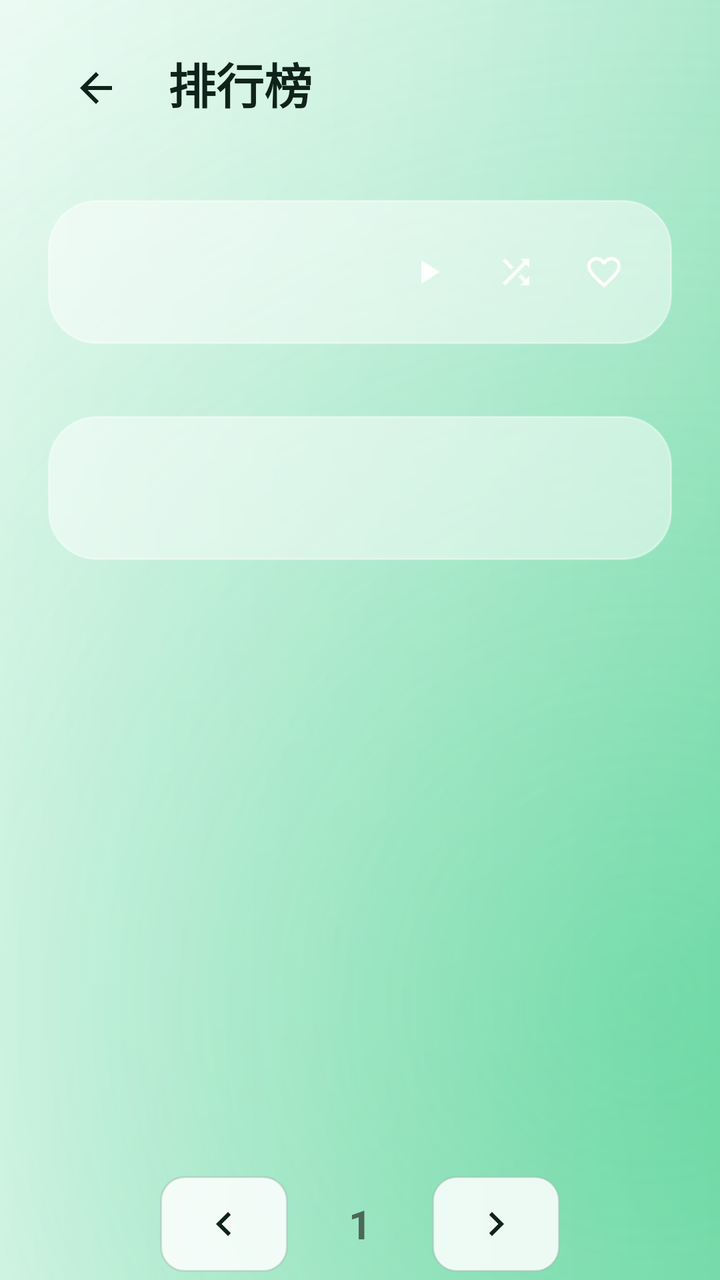
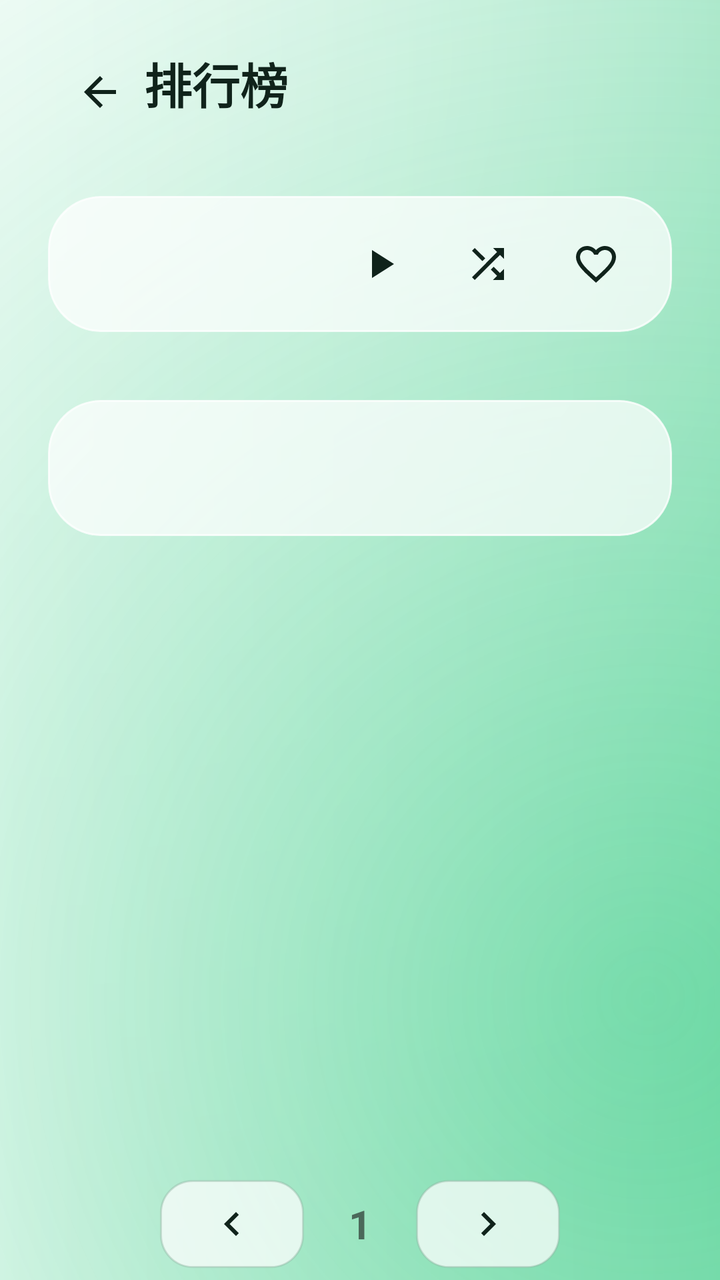

The first picture is an Android layout as it rendered before a commit; the second is the same layout after the commit. The layout source and the unified diff follow.
<!-- AndroidManifest.xml: application theme AppTheme.NoActionBar -->
<!-- res/layout/activity_ranking.xml -->
<?xml version="1.0" encoding="utf-8"?>
<androidx.constraintlayout.widget.ConstraintLayout xmlns:android="http://schemas.android.com/apk/res/android"
    xmlns:app="http://schemas.android.com/apk/res-auto"
    android:layout_width="match_parent"
    android:layout_height="match_parent"
    android:background="@drawable/bg_app_gradient"
    android:nextFocusLeft="@id/tabRanking">

    
    <LinearLayout
        android:id="@+id/topBar"
        android:layout_width="0dp"
        android:layout_height="@dimen/lx_title_height"
        android:orientation="horizontal"
        android:gravity="top"
        android:paddingStart="@dimen/lx_title_gutter"
        android:paddingEnd="@dimen/lx_title_gutter"
        android:paddingTop="@dimen/lx_title_top"
        android:background="@android:color/transparent"
        app:layout_constraintStart_toStartOf="parent"
        app:layout_constraintEnd_toEndOf="parent"
        app:layout_constraintTop_toTopOf="parent">

        <ImageButton
            android:id="@+id/btnBack"
            android:layout_width="40dp"
            android:layout_height="40dp"
            android:src="@drawable/ic_back"
            android:background="@drawable/btn_focused_circle"
            android:scaleType="centerInside"
            android:padding="8dp"
            app:tint="@color/lx_text_primary"
            android:focusable="true"
            android:nextFocusRight="@id/rvSourceList"
            android:contentDescription="返回" />

        <TextView
            android:id="@+id/tvTitle"
            android:layout_width="0dp"
            android:layout_height="wrap_content"
            android:layout_weight="1"
            android:text="排行榜"
            android:textSize="24sp"
            android:textStyle="bold"
            android:textColor="@color/lx_text_primary"
            android:layout_marginStart="16dp" />

    </LinearLayout>

    
    <LinearLayout
        android:id="@+id/layoutSourceActions"
        android:layout_width="0dp"
        android:layout_height="@dimen/lx_secondary_nav_height"
        android:layout_marginStart="@dimen/lx_nav_gutter"
        android:layout_marginTop="12dp"
        android:layout_marginEnd="@dimen/lx_nav_gutter"
        android:orientation="horizontal"
        android:gravity="center_vertical"
        android:background="@drawable/bg_floating_glass"
        android:elevation="8dp"
        android:outlineProvider="background"
        android:clipToOutline="true"
        app:layout_constraintStart_toStartOf="parent"
        app:layout_constraintEnd_toEndOf="parent"
        app:layout_constraintTop_toBottomOf="@+id/topBar">

        
        <androidx.recyclerview.widget.RecyclerView
            android:id="@+id/rvSourceList"
            android:layout_width="0dp"
            android:layout_height="match_parent"
            android:layout_weight="1"
            android:paddingStart="@dimen/lx_nav_gutter"
            android:paddingEnd="@dimen/lx_nav_gutter"
            android:paddingTop="10dp"
            android:paddingBottom="10dp"
            android:clipToPadding="false"
            android:nextFocusLeft="@id/tabRanking" />

        
        <LinearLayout
            android:id="@+id/layoutActions"
            android:layout_width="wrap_content"
            android:layout_height="match_parent"
            android:orientation="horizontal"
            android:gravity="center_vertical"
            android:paddingStart="8dp"
            android:paddingEnd="16dp">

            <ImageButton
                android:id="@+id/btnPlayAll"
                android:layout_width="36dp"
                android:layout_height="36dp"
                android:src="@drawable/ic_play"
                android:background="@drawable/btn_focused_circle"
                android:scaleType="centerInside"
                android:padding="8dp"
                android:focusable="true"
                android:nextFocusRight="@id/btnShuffle"
                android:nextFocusDown="@id/rvSongs"
                android:contentDescription="播放全部" />

            <ImageButton
                android:id="@+id/btnShuffle"
                android:layout_width="36dp"
                android:layout_height="36dp"
                android:layout_marginStart="8dp"
                android:src="@drawable/ic_shuffle"
                android:background="@drawable/btn_focused_circle"
                android:scaleType="centerInside"
                android:padding="8dp"
                android:focusable="true"
                android:nextFocusLeft="@id/btnPlayAll"
                android:nextFocusRight="@id/btnFavorite"
                android:nextFocusDown="@id/rvSongs"
                android:contentDescription="随机播放" />

            <ImageButton
                android:id="@+id/btnFavorite"
                android:layout_width="36dp"
                android:layout_height="36dp"
                android:layout_marginStart="8dp"
                android:src="@drawable/ic_favorite_border"
                android:background="@drawable/btn_focused_circle"
                android:scaleType="centerInside"
                android:padding="8dp"
                android:focusable="true"
                android:nextFocusLeft="@id/btnShuffle"
                android:nextFocusDown="@id/rvSongs"
                android:contentDescription="收藏" />

        </LinearLayout>

    </LinearLayout>

    
    <LinearLayout
        android:id="@+id/layoutContent"
        android:layout_width="0dp"
        android:layout_height="0dp"
        android:orientation="vertical"
        android:paddingStart="@dimen/lx_nav_gutter"
        android:paddingEnd="@dimen/lx_nav_gutter"
        android:paddingTop="24dp"
        android:layout_marginTop="12dp"
        android:descendantFocusability="afterDescendants"
        android:splitMotionEvents="false"
        app:layout_constraintStart_toStartOf="parent"
        app:layout_constraintEnd_toEndOf="parent"
        app:layout_constraintTop_toBottomOf="@+id/layoutSourceActions"
        app:layout_constraintBottom_toTopOf="@+id/rankingPagerBar">

        
        <androidx.recyclerview.widget.RecyclerView
            android:id="@+id/rvBoards"
            android:layout_width="match_parent"
            android:layout_height="@dimen/lx_secondary_nav_height"
            android:paddingStart="@dimen/lx_nav_gutter"
            android:paddingEnd="@dimen/lx_nav_gutter"
            android:paddingTop="8dp"
            android:paddingBottom="8dp"
            android:background="@drawable/bg_floating_glass"
            android:elevation="6dp"
            android:outlineProvider="background"
            android:clipToOutline="true"
            android:clipToPadding="false"
            android:focusable="false"
            android:nextFocusLeft="@id/tabRanking"
            android:nextFocusDown="@id/rvSongs" />

        
        <androidx.recyclerview.widget.RecyclerView
            android:id="@+id/rvSongs"
            android:layout_width="match_parent"
            android:layout_height="0dp"
            android:layout_weight="1"
            android:layout_marginTop="16dp"
            android:paddingStart="16dp"
            android:paddingEnd="24dp"
            android:paddingTop="12dp"
            android:paddingBottom="16dp"
            android:focusable="true"
            android:focusableInTouchMode="true"
            android:clipToPadding="false"
            android:descendantFocusability="afterDescendants"
            android:nextFocusLeft="@id/tabRanking"
            android:nextFocusUp="@id/rvBoards"
            android:nextFocusDown="@id/btnRankingNextPage" />

    </LinearLayout>

    <LinearLayout
        android:id="@+id/rankingPagerBar"
        android:layout_width="0dp"
        android:layout_height="@dimen/lx_pager_height"
        android:orientation="horizontal"
        android:gravity="center"
        android:background="@android:color/transparent"
        android:paddingStart="@dimen/lx_nav_gutter"
        android:paddingEnd="@dimen/lx_nav_gutter"
        app:layout_constraintStart_toStartOf="parent"
        app:layout_constraintEnd_toEndOf="parent"
        app:layout_constraintBottom_toBottomOf="parent">

        <ImageButton
            android:id="@+id/btnRankingPrevPage"
            android:layout_width="64dp"
            android:layout_height="48dp"
            android:src="@drawable/ic_chevron_left"
            android:background="@drawable/bg_btn_secondary"
            android:scaleType="centerInside"
            android:padding="12dp"
            android:focusable="true"
            android:nextFocusUp="@id/rvSongs"
            android:nextFocusRight="@id/btnRankingNextPage"
            android:nextFocusDown="@id/tabRanking"
            app:tint="@color/lx_text_primary" />

        <TextView
            android:id="@+id/tvRankingPageNumber"
            android:layout_width="72dp"
            android:layout_height="match_parent"
            android:gravity="center"
            android:text="1"
            android:textSize="20sp"
            android:textStyle="bold"
            android:textColor="@color/lx_text_secondary" />

        <ImageButton
            android:id="@+id/btnRankingNextPage"
            android:layout_width="64dp"
            android:layout_height="48dp"
            android:src="@drawable/ic_chevron_right"
            android:background="@drawable/bg_btn_secondary"
            android:scaleType="centerInside"
            android:padding="12dp"
            android:focusable="true"
            android:nextFocusUp="@id/rvSongs"
            android:nextFocusLeft="@id/btnRankingPrevPage"
            android:nextFocusDown="@id/tabRanking"
            app:tint="@color/lx_text_primary" />

    </LinearLayout>

    
    <ProgressBar
        android:id="@+id/loadingProgress"
        android:layout_width="wrap_content"
        android:layout_height="wrap_content"
        android:visibility="gone"
        app:layout_constraintStart_toStartOf="parent"
        app:layout_constraintEnd_toEndOf="parent"
        app:layout_constraintTop_toTopOf="parent"
        app:layout_constraintBottom_toBottomOf="parent" />

</androidx.constraintlayout.widget.ConstraintLayout>
<!-- resources referenced by this layout -->
<resources>
  <color name="lx_text_primary">#10231B</color>
  <color name="lx_text_secondary">#4B685A</color>
  <dimen name="lx_nav_gutter">24dp</dimen>
  <dimen name="lx_pager_height">56dp</dimen>
  <dimen name="lx_secondary_nav_height">72dp</dimen>
  <dimen name="lx_title_gutter">28dp</dimen>
  <dimen name="lx_title_height">88dp</dimen>
  <dimen name="lx_title_top">24dp</dimen>
  <!-- drawable bg_btn_secondary (drawable) -->
  <?xml version="1.0" encoding="utf-8"?>
  <selector xmlns:android="http://schemas.android.com/apk/res/android">
      <item android:state_pressed="true">
          <shape android:shape="rectangle">
              <solid android:color="@color/lx_bg_focus" />
              <corners android:radius="12dp" />
          </shape>
      </item>
      <item android:state_focused="true">
          <shape android:shape="rectangle">
              <solid android:color="@color/lx_bg_focus" />
              <corners android:radius="12dp" />
              <stroke android:width="2dp" android:color="@color/lx_focus_ring" />
          </shape>
      </item>
      <item>
          <shape android:shape="rectangle">
              <solid android:color="@color/lx_bg_panel" />
              <corners android:radius="12dp" />
              <stroke android:width="1dp" android:color="@color/lx_border" />
          </shape>
      </item>
  </selector>
  <!-- drawable bg_floating_glass (drawable) -->
  <?xml version="1.0" encoding="utf-8"?>
  <shape xmlns:android="http://schemas.android.com/apk/res/android"
      android:shape="rectangle">
      
      <solid android:color="#80FFFFFF" />
      <corners android:radius="@dimen/lx_glass_radius" />
      <stroke
          android:width="1dp"
          android:color="#66FFFFFF" />
  </shape>
  <!-- drawable ic_play (drawable) -->
  <vector xmlns:android="http://schemas.android.com/apk/res/android"
      android:width="24dp"
      android:height="24dp"
      android:viewportWidth="24"
      android:viewportHeight="24"
      android:tint="#FFFFFF">
      <path
          android:fillColor="@android:color/white"
          android:pathData="M8,5v14l11,-7z" />
  </vector>
  <style name="AppTheme.NoActionBar" parent="AppTheme">
          <item name="windowActionBar">false</item>
          <item name="windowNoTitle">true</item>
          <item name="android:windowBackground">@color/lx_bg_canvas</item>
      </style>
  <color name="lx_bg_focus">#DFF8ED</color>
  <color name="lx_focus_ring">#00A965</color>
  <color name="lx_bg_panel">#D9FFFFFF</color>
  <color name="lx_border">#6694B2A2</color>
  <dimen name="lx_glass_radius">24dp</dimen>
  <style name="AppTheme" parent="BaseAppTheme" />
  <color name="lx_bg_canvas">#F3F8F5</color>
  <color name="colorPrimary">@color/lx_brand</color>
  <color name="colorPrimaryDark">@color/lx_brand_pressed</color>
  <color name="colorAccent">@color/lx_brand</color>
  <color name="lx_brand">#00C878</color>
  <color name="lx_brand_pressed">#00A965</color>
  <!-- unchanged entries left out for length: 8 -->
</resources>

<!-- the commit's change to res/layout/activity_ranking.xml (unified diff, before → after) -->
@@ -23,13 +23,13 @@
 
         <ImageButton
             android:id="@+id/btnBack"
-            android:layout_width="40dp"
-            android:layout_height="40dp"
+            android:layout_width="@dimen/lx_control_compact"
+            android:layout_height="@dimen/lx_control_compact"
             android:src="@drawable/ic_back"
             android:background="@drawable/btn_focused_circle"
             android:scaleType="centerInside"
-            android:padding="8dp"
-            app:tint="@color/lx_text_primary"
+            android:padding="@dimen/lx_space_sm"
+            app:tint="@color/selector_action_content"
             android:focusable="true"
             android:nextFocusRight="@id/rvSourceList"
             android:contentDescription="返回" />
@@ -40,10 +40,9 @@
             android:layout_height="wrap_content"
             android:layout_weight="1"
             android:text="排行榜"
-            android:textSize="24sp"
+            android:textSize="@dimen/lx_type_title"
             android:textStyle="bold"
-            android:textColor="@color/lx_text_primary"
-            android:layout_marginStart="16dp" />
+            android:textColor="@color/lx_text_primary" />
 
     </LinearLayout>
 
@@ -53,12 +52,12 @@
         android:layout_width="0dp"
         android:layout_height="@dimen/lx_secondary_nav_height"
         android:layout_marginStart="@dimen/lx_nav_gutter"
-        android:layout_marginTop="12dp"
+        android:layout_marginTop="@dimen/lx_space_sm"
         android:layout_marginEnd="@dimen/lx_nav_gutter"
         android:orientation="horizontal"
         android:gravity="center_vertical"
         android:background="@drawable/bg_floating_glass"
-        android:elevation="8dp"
+        android:elevation="@dimen/lx_elevation_surface"
         android:outlineProvider="background"
         android:clipToOutline="true"
         app:layout_constraintStart_toStartOf="parent"
@@ -73,8 +72,8 @@
             android:layout_weight="1"
             android:paddingStart="@dimen/lx_nav_gutter"
             android:paddingEnd="@dimen/lx_nav_gutter"
-            android:paddingTop="10dp"
-            android:paddingBottom="10dp"
+            android:paddingTop="@dimen/lx_space_xs"
+            android:paddingBottom="@dimen/lx_space_xs"
             android:clipToPadding="false"
             android:nextFocusLeft="@id/tabRanking" />
 
@@ -85,50 +84,53 @@
             android:layout_height="match_parent"
             android:orientation="horizontal"
             android:gravity="center_vertical"
-            android:paddingStart="8dp"
-            android:paddingEnd="16dp">
+            android:paddingStart="@dimen/lx_space_sm"
+            android:paddingEnd="@dimen/lx_space_md">
 
             <ImageButton
                 android:id="@+id/btnPlayAll"
-                android:layout_width="36dp"
-                android:layout_height="36dp"
+                android:layout_width="@dimen/lx_control_compact"
+                android:layout_height="@dimen/lx_control_compact"
                 android:src="@drawable/ic_play"
                 android:background="@drawable/btn_focused_circle"
                 android:scaleType="centerInside"
-                android:padding="8dp"
+                android:padding="@dimen/lx_space_sm"
                 android:focusable="true"
                 android:nextFocusRight="@id/btnShuffle"
                 android:nextFocusDown="@id/rvSongs"
-                android:contentDescription="播放全部" />
+                android:contentDescription="播放全部"
+                app:tint="@color/selector_action_content" />
 
             <ImageButton
                 android:id="@+id/btnShuffle"
-                android:layout_width="36dp"
-                android:layout_height="36dp"
-                android:layout_marginStart="8dp"
+                android:layout_width="@dimen/lx_control_compact"
+                android:layout_height="@dimen/lx_control_compact"
+                android:layout_marginStart="@dimen/lx_space_sm"
                 android:src="@drawable/ic_shuffle"
                 android:background="@drawable/btn_focused_circle"
                 android:scaleType="centerInside"
-                android:padding="8dp"
+                android:padding="@dimen/lx_space_sm"
                 android:focusable="true"
                 android:nextFocusLeft="@id/btnPlayAll"
                 android:nextFocusRight="@id/btnFavorite"
                 android:nextFocusDown="@id/rvSongs"
-                android:contentDescription="随机播放" />
+                android:contentDescription="随机播放"
+                app:tint="@color/selector_action_content" />
 
             <ImageButton
                 android:id="@+id/btnFavorite"
-                android:layout_width="36dp"
-                android:layout_height="36dp"
-                android:layout_marginStart="8dp"
+                android:layout_width="@dimen/lx_control_compact"
+                android:layout_height="@dimen/lx_control_compact"
+                android:layout_marginStart="@dimen/lx_space_sm"
                 android:src="@drawable/ic_favorite_border"
                 android:background="@drawable/btn_focused_circle"
                 android:scaleType="centerInside"
-                android:padding="8dp"
+                android:padding="@dimen/lx_space_sm"
                 android:focusable="true"
                 android:nextFocusLeft="@id/btnShuffle"
                 android:nextFocusDown="@id/rvSongs"
-                android:contentDescription="收藏" />
+                android:contentDescription="收藏"
+                app:tint="@color/selector_action_content" />
 
         </LinearLayout>
 
@@ -142,8 +144,8 @@
         android:orientation="vertical"
         android:paddingStart="@dimen/lx_nav_gutter"
         android:paddingEnd="@dimen/lx_nav_gutter"
-        android:paddingTop="24dp"
-        android:layout_marginTop="12dp"
+        android:paddingTop="@dimen/lx_nav_gutter"
+        android:layout_marginTop="@dimen/lx_space_sm"
         android:descendantFocusability="afterDescendants"
         android:splitMotionEvents="false"
         app:layout_constraintStart_toStartOf="parent"
@@ -158,10 +160,10 @@
             android:layout_height="@dimen/lx_secondary_nav_height"
             android:paddingStart="@dimen/lx_nav_gutter"
             android:paddingEnd="@dimen/lx_nav_gutter"
-            android:paddingTop="8dp"
-            android:paddingBottom="8dp"
+            android:paddingTop="@dimen/lx_space_xs"
+            android:paddingBottom="@dimen/lx_space_xs"
             android:background="@drawable/bg_floating_glass"
-            android:elevation="6dp"
+            android:elevation="@dimen/lx_elevation_surface"
             android:outlineProvider="background"
             android:clipToOutline="true"
             android:clipToPadding="false"
@@ -175,11 +177,11 @@
             android:layout_width="match_parent"
             android:layout_height="0dp"
             android:layout_weight="1"
-            android:layout_marginTop="16dp"
-            android:paddingStart="16dp"
-            android:paddingEnd="24dp"
-            android:paddingTop="12dp"
-            android:paddingBottom="16dp"
+            android:layout_marginTop="@dimen/lx_space_md"
+            android:paddingStart="@dimen/lx_space_md"
+            android:paddingEnd="@dimen/lx_nav_gutter"
+            android:paddingTop="@dimen/lx_space_sm"
+            android:paddingBottom="@dimen/lx_space_md"
             android:focusable="true"
             android:focusableInTouchMode="true"
             android:clipToPadding="false"
@@ -205,41 +207,41 @@
 
         <ImageButton
             android:id="@+id/btnRankingPrevPage"
-            android:layout_width="64dp"
-            android:layout_height="48dp"
+            android:layout_width="@dimen/lx_pager_button_width"
+            android:layout_height="@dimen/lx_pager_button_height"
             android:src="@drawable/ic_chevron_left"
             android:background="@drawable/bg_btn_secondary"
             android:scaleType="centerInside"
-            android:padding="12dp"
+            android:padding="@dimen/lx_space_sm"
             android:focusable="true"
             android:nextFocusUp="@id/rvSongs"
             android:nextFocusRight="@id/btnRankingNextPage"
             android:nextFocusDown="@id/tabRanking"
-            app:tint="@color/lx_text_primary" />
+            app:tint="@color/selector_action_content" />
 
         <TextView
             android:id="@+id/tvRankingPageNumber"
-            android:layout_width="72dp"
+            android:layout_width="@dimen/lx_pager_number_width"
             android:layout_height="match_parent"
             android:gravity="center"
             android:text="1"
-            android:textSize="20sp"
+            android:textSize="@dimen/lx_type_section"
             android:textStyle="bold"
             android:textColor="@color/lx_text_secondary" />
 
         <ImageButton
             android:id="@+id/btnRankingNextPage"
-            android:layout_width="64dp"
-            android:layout_height="48dp"
+            android:layout_width="@dimen/lx_pager_button_width"
+            android:layout_height="@dimen/lx_pager_button_height"
             android:src="@drawable/ic_chevron_right"
             android:background="@drawable/bg_btn_secondary"
             android:scaleType="centerInside"
-            android:padding="12dp"
+            android:padding="@dimen/lx_space_sm"
             android:focusable="true"
             android:nextFocusUp="@id/rvSongs"
             android:nextFocusLeft="@id/btnRankingPrevPage"
             android:nextFocusDown="@id/tabRanking"
-            app:tint="@color/lx_text_primary" />
+            app:tint="@color/selector_action_content" />
 
     </LinearLayout>
 
<!-- resource entries referenced after the edit -->
@@ -2,46 +2,40 @@
 <resources>
   <color name="lx_text_primary">#10231B</color>
   <color name="lx_text_secondary">#4B685A</color>
+  <dimen name="lx_control_compact">44dp</dimen>
+  <dimen name="lx_elevation_surface">8dp</dimen>
   <dimen name="lx_nav_gutter">24dp</dimen>
+  <dimen name="lx_pager_button_height">44dp</dimen>
+  <dimen name="lx_pager_button_width">72dp</dimen>
   <dimen name="lx_pager_height">56dp</dimen>
-  <dimen name="lx_secondary_nav_height">72dp</dimen>
+  <dimen name="lx_pager_number_width">56dp</dimen>
+  <dimen name="lx_secondary_nav_height">68dp</dimen>
+  <dimen name="lx_space_md">16dp</dimen>
+  <dimen name="lx_space_sm">10dp</dimen>
+  <dimen name="lx_space_xs">6dp</dimen>
   <dimen name="lx_title_gutter">28dp</dimen>
   <dimen name="lx_title_height">88dp</dimen>
   <dimen name="lx_title_top">24dp</dimen>
+  <dimen name="lx_type_section">20sp</dimen>
+  <dimen name="lx_type_title">24sp</dimen>
   <!-- drawable bg_btn_secondary (drawable) -->
   <?xml version="1.0" encoding="utf-8"?>
   <selector xmlns:android="http://schemas.android.com/apk/res/android">
-      <item android:state_pressed="true">
-          <shape android:shape="rectangle">
-              <solid android:color="@color/lx_bg_focus" />
-              <corners android:radius="12dp" />
-          </shape>
-      </item>
-      <item android:state_focused="true">
-          <shape android:shape="rectangle">
-              <solid android:color="@color/lx_bg_focus" />
-              <corners android:radius="12dp" />
-              <stroke android:width="2dp" android:color="@color/lx_focus_ring" />
-          </shape>
-      </item>
-      <item>
-          <shape android:shape="rectangle">
-              <solid android:color="@color/lx_bg_panel" />
-              <corners android:radius="12dp" />
-              <stroke android:width="1dp" android:color="@color/lx_border" />
-          </shape>
-      </item>
+      <item android:state_enabled="false"><shape><solid android:color="@color/lx_disabled_fill" /><corners android:radius="@dimen/lx_radius_control" /></shape></item>
+      <item android:state_pressed="true"><shape><solid android:color="@color/lx_brand_pressed" /><corners android:radius="@dimen/lx_radius_control" /></shape></item>
+      <item android:state_focused="true"><shape><solid android:color="@color/lx_bg_focus" /><stroke android:width="@dimen/lx_stroke_focus" android:color="@color/lx_focus_ring_strong" /><corners android:radius="@dimen/lx_radius_control" /></shape></item>
+      <item><shape><solid android:color="@color/lx_glass_floating" /><stroke android:width="@dimen/lx_stroke_hairline" android:color="@color/lx_border" /><corners android:radius="@dimen/lx_radius_control" /></shape></item>
   </selector>
   <!-- drawable bg_floating_glass (drawable) -->
   <?xml version="1.0" encoding="utf-8"?>
   <shape xmlns:android="http://schemas.android.com/apk/res/android"
       android:shape="rectangle">
       
-      <solid android:color="#80FFFFFF" />
+      <solid android:color="@color/lx_glass_floating" />
       <corners android:radius="@dimen/lx_glass_radius" />
       <stroke
-          android:width="1dp"
-          android:color="#66FFFFFF" />
+          android:width="@dimen/lx_stroke_hairline"
+          android:color="@color/lx_glass_highlight" />
   </shape>
   <!-- drawable ic_play (drawable) -->
   <vector xmlns:android="http://schemas.android.com/apk/res/android"
@@ -59,11 +53,17 @@
           <item name="windowNoTitle">true</item>
           <item name="android:windowBackground">@color/lx_bg_canvas</item>
       </style>
+  <color name="lx_disabled_fill">#4DFFFFFF</color>
+  <dimen name="lx_radius_control">16dp</dimen>
   <color name="lx_bg_focus">#DFF8ED</color>
+  <dimen name="lx_stroke_focus">3dp</dimen>
+  <color name="lx_focus_ring_strong">#008C55</color>
+  <color name="lx_glass_floating">#B8FFFFFF</color>
+  <dimen name="lx_stroke_hairline">1dp</dimen>
   <color name="lx_focus_ring">#00A965</color>
-  <color name="lx_bg_panel">#D9FFFFFF</color>
   <color name="lx_border">#6694B2A2</color>
-  <dimen name="lx_glass_radius">24dp</dimen>
+  <dimen name="lx_glass_radius">26dp</dimen>
+  <color name="lx_glass_highlight">#CCFFFFFF</color>
   <style name="AppTheme" parent="BaseAppTheme" />
   <color name="lx_bg_canvas">#F3F8F5</color>
   <color name="colorPrimary">@color/lx_brand</color>
